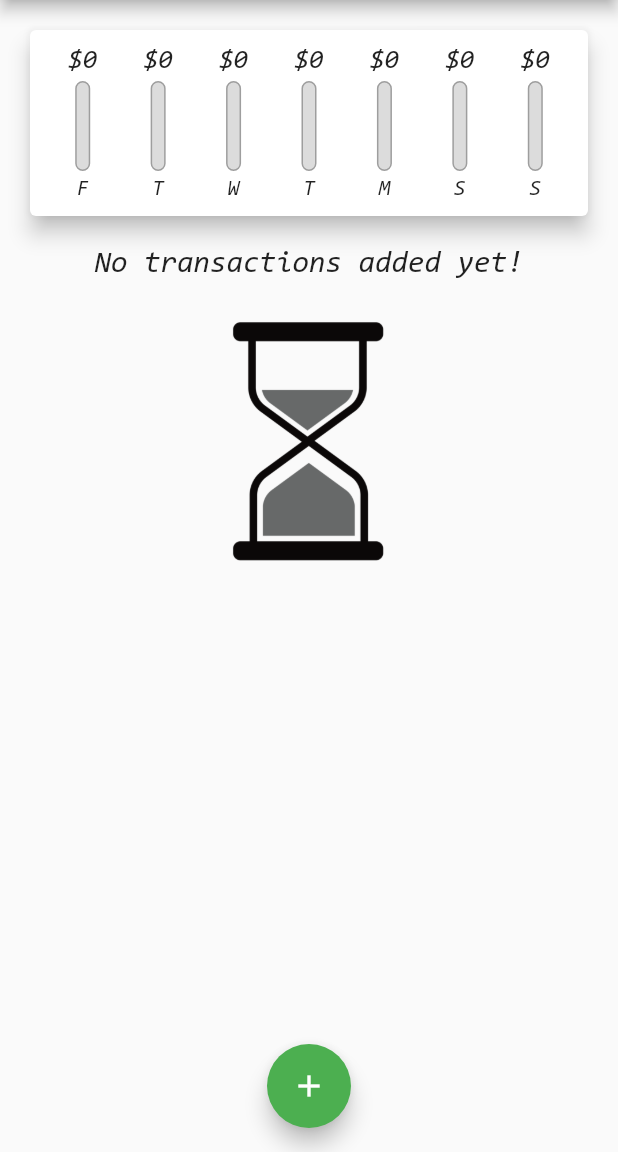
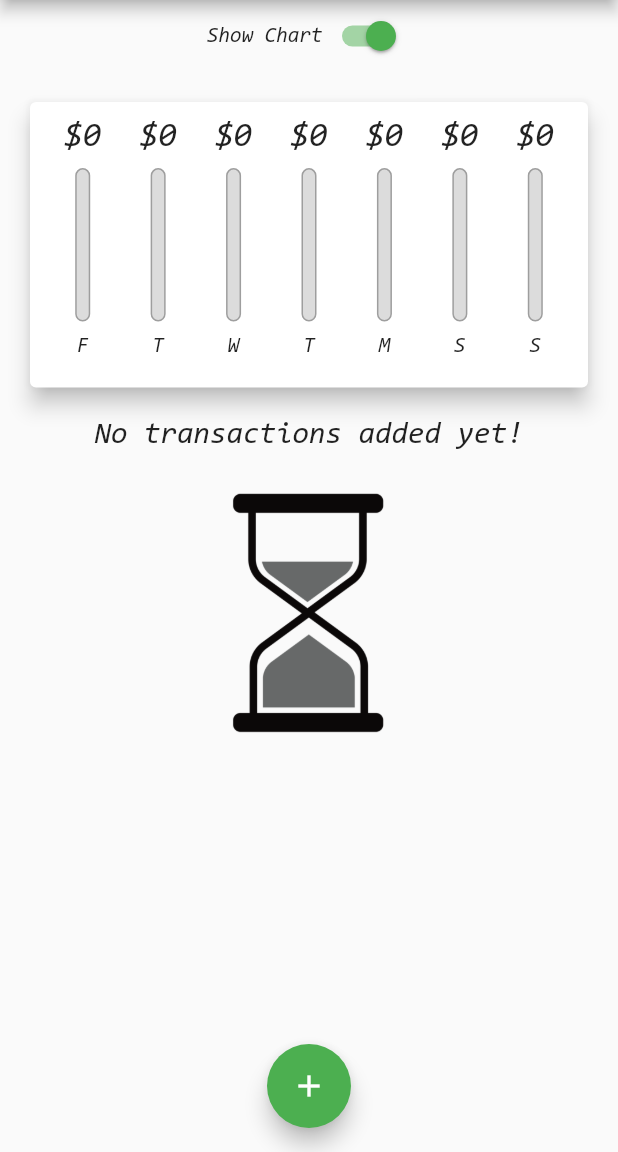
Before and after one commit to alex-pythonista/expense-manager-mobile-app, a Flutter app: the screen it shows after launch, on a phone screen of 412 x 824 dp, the part 84-1236 px from its top. Run offline on Flutter 3.47's test engine with Material 2 defaults, Android fonts, the phone set to English and light mode, and no system bars.

```diff
--- a/lib/main.dart
+++ b/lib/main.dart
@@ -1,11 +1,18 @@
 import 'package:flutter/material.dart';
-
+import 'package:flutter/services.dart';
 import './widgets/new_transaction.dart';
 import './widgets/transaction_list.dart';
 import './widgets/chart.dart';
 import './models/transaction.dart';
 
-void main() => runApp(EMApp());
+void main() {
+  WidgetsFlutterBinding.ensureInitialized();
+  // SystemChrome.setPreferredOrientations([
+  //   DeviceOrientation.portraitUp,
+  //   DeviceOrientation.portraitDown,
+  // ]);
+  runApp(EMApp());
+}
 
 class EMApp extends StatelessWidget {
   // const EMApp({super.key});
@@ -38,7 +45,7 @@ class HomePage extends StatefulWidget {
 
 class _HomePageState extends State<HomePage> {
   final List<Transaction> _userTransactions = [];
-
+  bool _showChart = false;
   List<Transaction> get _recentTransactions {
     return _userTransactions.where((tx) {
       return tx.date.isAfter(
@@ -86,8 +93,7 @@ class _HomePageState extends State<HomePage> {
 
   @override
   Widget build(BuildContext context) {
-    return Scaffold(
-      appBar: AppBar(
+    final appBar = AppBar(
       title: const Text("Your Expense Manager"),
       actions: [
         IconButton(
@@ -97,13 +103,39 @@ class _HomePageState extends State<HomePage> {
           icon: const Icon(Icons.add),
         )
       ],
-      ),
+    );
+    return Scaffold(
+      appBar: appBar,
       body: SingleChildScrollView(
         child: Column(
           crossAxisAlignment: CrossAxisAlignment.stretch,
           children: <Widget>[
-            Chart(_recentTransactions),
-            TransactionList(_userTransactions, _deleteTransaction),
+            Row(
+              mainAxisAlignment: MainAxisAlignment.center,
+              children: [
+                Text("Show Chart"),
+                Switch(
+                  value: true,
+                  onChanged: (val) {
+                    setState(() {
+                      _showChart = val;
+                    });
+                  },
+                ),
+              ],
+            ),
+            Container(
+              height: (MediaQuery.of(context).size.height -
+                      appBar.preferredSize.height) *
+                  0.3,
+              child: Chart(_recentTransactions),
+            ),
+            Container(
+                height: (MediaQuery.of(context).size.height -
+                        appBar.preferredSize.height -
+                        MediaQuery.of(context).padding.top) *
+                    0.7,
+                child: TransactionList(_userTransactions, _deleteTransaction)),
           ],
         ),
       ),
--- a/lib/widgets/chart_bar.dart
+++ b/lib/widgets/chart_bar.dart
@@ -13,19 +13,21 @@ class ChartBar extends StatelessWidget {
 
   @override
   Widget build(BuildContext context) {
+    return LayoutBuilder(
+      builder: (context, constraints) {
         return Column(
           children: [
             Container(
-          height: 20,
+              height: constraints.maxHeight * 0.15,
               child: FittedBox(
                 child: Text("\$${spendingAmount?.toStringAsFixed(0)}"),
               ),
             ),
-        const SizedBox(
-          height: 4,
+            SizedBox(
+              height: constraints.maxHeight * 0.05,
             ),
             Container(
-          height: 60,
+              height: constraints.maxHeight * 0.6,
               width: 10,
               child: Stack(
                 children: [
@@ -51,11 +53,16 @@ class ChartBar extends StatelessWidget {
                 ],
               ),
             ),
-        const SizedBox(
-          height: 4,
+            SizedBox(
+              height: constraints.maxHeight * 0.05,
             ),
-        Text(label!),
+            Container(
+              height: constraints.maxHeight * 0.15,
+              child: Text(label!),
+            ),
           ],
+        );
+      },
     );
   }
 }
--- a/lib/widgets/transaction_list.dart
+++ b/lib/widgets/transaction_list.dart
@@ -10,9 +10,7 @@ class TransactionList extends StatelessWidget {
 
   @override
   Widget build(BuildContext context) {
-    return Container(
-      height: 650,
-      child: transactions.isEmpty
+    return transactions.isEmpty
         ? Column(
             children: [
               Text(
@@ -72,7 +70,6 @@ class TransactionList extends StatelessWidget {
               );
             },
             itemCount: transactions.length,
-            ),
           );
   }
 }
```
Lines whose indentation alone changed are shown as unchanged.
